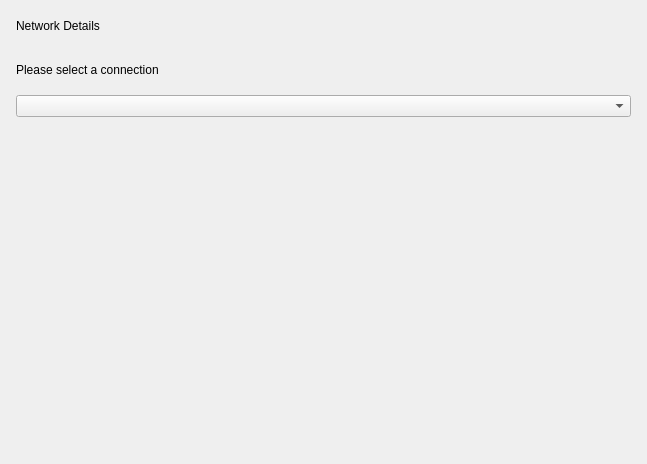
This is plugins/network/src/plugin/details-page.ui in openeuler-mirror/kiran-control-panel as Qt 5 draws it before an edit. The edited form follows.
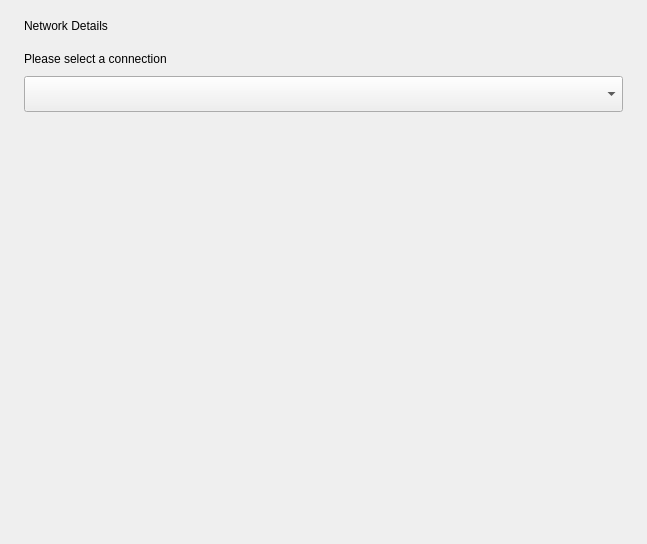
This is the edited form.

Commit message:
feature(network):UI adjustment and beautification of network plugin pages
- 网络插件页面的UI调整及美化

Patch:
```diff
--- a/plugins/network/src/plugin/details-page.ui
+++ b/plugins/network/src/plugin/details-page.ui
@@ -7,24 +7,27 @@
     <x>0</x>
     <y>0</y>
     <width>647</width>
-    <height>464</height>
+    <height>544</height>
    </rect>
   </property>
   <property name="windowTitle">
    <string>DetailsPage</string>
   </property>
-  <layout class="QVBoxLayout" name="verticalLayout_2">
+  <layout class="QVBoxLayout" name="verticalLayout_2" stretch="0,0,0,1">
+   <property name="spacing">
+    <number>16</number>
+   </property>
    <property name="leftMargin">
-    <number>16</number>
+    <number>24</number>
    </property>
    <property name="topMargin">
     <number>16</number>
    </property>
    <property name="rightMargin">
-    <number>16</number>
+    <number>24</number>
    </property>
    <property name="bottomMargin">
-    <number>16</number>
+    <number>0</number>
    </property>
    <item>
     <widget class="QWidget" name="widget_2" native="true">
@@ -50,6 +53,9 @@
       <property name="rightMargin">
        <number>0</number>
       </property>
+      <property name="bottomMargin">
+       <number>0</number>
+      </property>
       <item>
        <widget class="QLabel" name="title">
         <property name="text">
@@ -76,7 +82,7 @@
    <item>
     <widget class="QWidget" name="selectConnectionwidget" native="true">
      <property name="sizePolicy">
-      <sizepolicy hsizetype="Preferred" vsizetype="Fixed">
+      <sizepolicy hsizetype="Preferred" vsizetype="Preferred">
        <horstretch>0</horstretch>
        <verstretch>0</verstretch>
       </sizepolicy>
@@ -84,31 +90,31 @@
      <property name="minimumSize">
       <size>
        <width>0</width>
-       <height>76</height>
+       <height>0</height>
       </size>
      </property>
      <property name="maximumSize">
       <size>
        <width>16777215</width>
-       <height>76</height>
+       <height>16777215</height>
       </size>
      </property>
      <layout class="QVBoxLayout" name="verticalLayout">
       <property name="spacing">
-       <number>6</number>
-      </property>
-      <property name="leftMargin">
-       <number>0</number>
-      </property>
-      <property name="topMargin">
-       <number>0</number>
-      </property>
-      <property name="rightMargin">
-       <number>0</number>
-      </property>
-      <property name="bottomMargin">
        <number>10</number>
       </property>
+      <property name="leftMargin">
+       <number>0</number>
+      </property>
+      <property name="topMargin">
+       <number>0</number>
+      </property>
+      <property name="rightMargin">
+       <number>0</number>
+      </property>
+      <property name="bottomMargin">
+       <number>0</number>
+      </property>
       <item>
        <widget class="QLabel" name="label">
         <property name="text">
@@ -117,7 +123,20 @@
        </widget>
       </item>
       <item>
-       <widget class="QComboBox" name="activatedConnectionComboBox"/>
+       <widget class="QComboBox" name="activatedConnectionComboBox">
+        <property name="minimumSize">
+         <size>
+          <width>0</width>
+          <height>36</height>
+         </size>
+        </property>
+        <property name="maximumSize">
+         <size>
+          <width>16777215</width>
+          <height>36</height>
+         </size>
+        </property>
+       </widget>
       </item>
      </layout>
     </widget>
@@ -129,6 +148,19 @@
      </property>
     </widget>
    </item>
+   <item>
+    <spacer name="verticalSpacer">
+     <property name="orientation">
+      <enum>Qt::Vertical</enum>
+     </property>
+     <property name="sizeHint" stdset="0">
+      <size>
+       <width>20</width>
+       <height>40</height>
+      </size>
+     </property>
+    </spacer>
+   </item>
   </layout>
  </widget>
  <resources/>
```
The commit also changes 43 other files.
